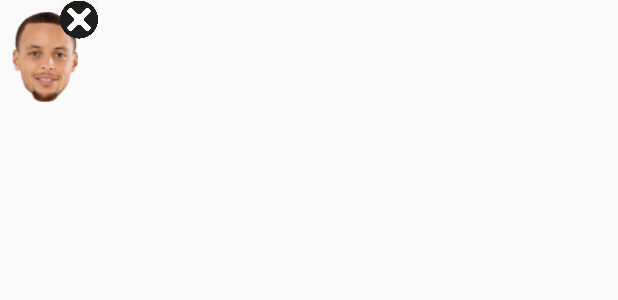
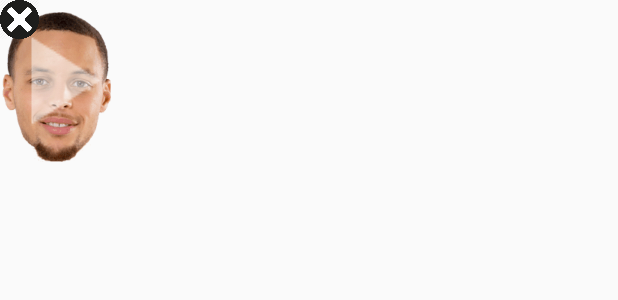
Before and after one commit to GaspardIV/StephenCurryforMessenger, an Android app: the layout layout_chat_head.xml on its own in the app's theme, with its tools: preview values and no code run, on a phone screen of 412 x 824 dp. Shown: the top 300 px of the screen. Run offline under Robolectric (Android 15) with nearby library versions, the phone set to English and light mode, and no system bars.

Commit message:
head finished

```diff
--- /dev/null
+++ b/app/src/main/res/drawable/ic_pause_black_24dp.xml
@@ -0,0 +1,4 @@
+<vector android:height="50dp" android:viewportHeight="24.0"
+    android:viewportWidth="24.0" android:width="50dp" xmlns:android="http://schemas.android.com/apk/res/android">
+    <path android:fillColor="#80ffffff" android:pathData="M6,19h4L10,5L6,5v14zM14,5v14h4L18,5h-4z"/>
+</vector>
--- a/app/src/main/res/drawable/ic_play_arrow_black_24dp.xml
+++ b/app/src/main/res/drawable/ic_play_arrow_black_24dp.xml
@@ -1,9 +1,9 @@
 <vector xmlns:android="http://schemas.android.com/apk/res/android"
-        android:width="24dp"
-        android:height="24dp"
+        android:width="50dp"
+        android:height="50dp"
         android:viewportWidth="24.0"
         android:viewportHeight="24.0">
     <path
-        android:fillColor="#FF000000"
+        android:fillColor="#80ffffff"
         android:pathData="M8,5v14l11,-7z"/>
 </vector>
--- a/app/src/main/res/drawable/ic_stop_black_24dp.xml
+++ b/app/src/main/res/drawable/ic_stop_black_24dp.xml
@@ -1,9 +1,9 @@
 <vector xmlns:android="http://schemas.android.com/apk/res/android"
-        android:width="24dp"
-        android:height="24dp"
+        android:width="75dp"
+        android:height="75dp"
         android:viewportWidth="24.0"
         android:viewportHeight="24.0">
     <path
-        android:fillColor="#FF000000"
+        android:fillColor="#70ffffff"
         android:pathData="M6,6h12v12H6z"/>
 </vector>
--- a/app/src/main/res/layout/layout_chat_head.xml
+++ b/app/src/main/res/layout/layout_chat_head.xml
@@ -2,7 +2,7 @@
 <RelativeLayout
     xmlns:android="http://schemas.android.com/apk/res/android"
     xmlns:tools="http://schemas.android.com/tools"
-    android:layout_width="65dp"
+    android:layout_width="75dp"
     android:id="@+id/chat_head_root"
     android:layout_height="wrap_content"
     android:orientation="vertical">
@@ -10,18 +10,47 @@
     <!--Profile image for the chat head.-->
     <ImageView
         android:id="@+id/chat_head_profile_iv"
-        android:layout_width="60dp"
-        android:layout_height="60dp"
+        android:layout_width="75dp"
+        android:layout_height="100dp"
         android:layout_marginTop="8dp"
-        android:src="@drawable/head_4"
+        android:adjustViewBounds="true"
+
+        android:src="@drawable/head_3"
         tools:ignore="ContentDescription"/>
+
+    <ImageView
+        android:id="@+id/stop_btn"
+        android:layout_width="wrap_content"
+        android:layout_height="wrap_content"
+        android:layout_centerHorizontal="true"
+        android:layout_centerVertical="true"
+        android:visibility="gone"
+        android:src="@drawable/ic_stop_black_24dp"
+        tools:ignore="ContentDescription"/>
+
+    <ImageView
+        android:id="@+id/play_btn"
+        android:layout_width="wrap_content"
+        android:layout_height="wrap_content"
+        android:layout_centerInParent="true"
+        android:scaleX="2.0"
+        android:scaleY="2.0"
+        android:src="@drawable/ic_play_arrow_black_24dp"
+        tools:ignore="ContentDescription" />
 
     <!--Close button-->
     <ImageView
-        android:id="@+id/close_btn"
+        android:id="@+id/close_btn_left"
         android:layout_width="26dp"
         android:layout_height="26dp"
-        android:layout_marginLeft="40dp"
+        android:src="@drawable/ic_close"
+        tools:ignore="ContentDescription"/>
+    <ImageView
+        android:id="@+id/close_btn_right"
+        android:layout_width="26dp"
+        android:layout_height="26dp"
+        android:layout_marginLeft="50dp"
+        android:visibility="gone"
         android:src="@drawable/ic_close"
         tools:ignore="ContentDescription"/>
 </RelativeLayout>
```
Also changed, not shown: app/src/main/java/com/gaspard/otto/stephencurryformessenger/StephenCurryService.java (+74 -60 lines), app/src/main/res/drawable/head_3.png (added).
